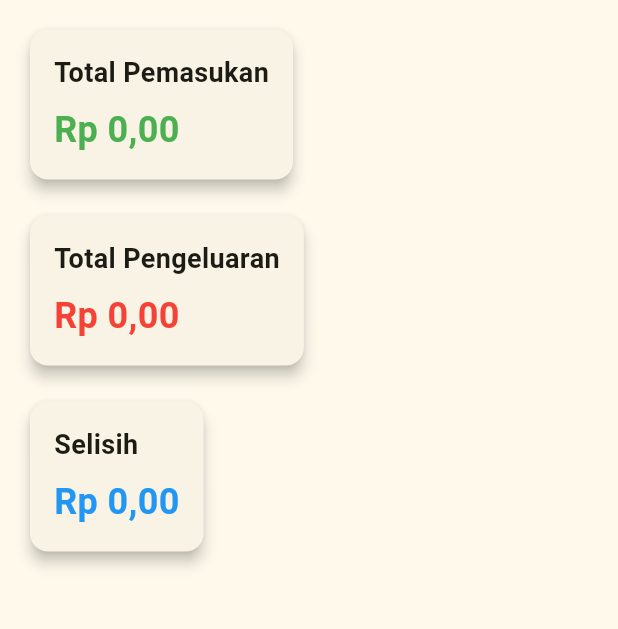
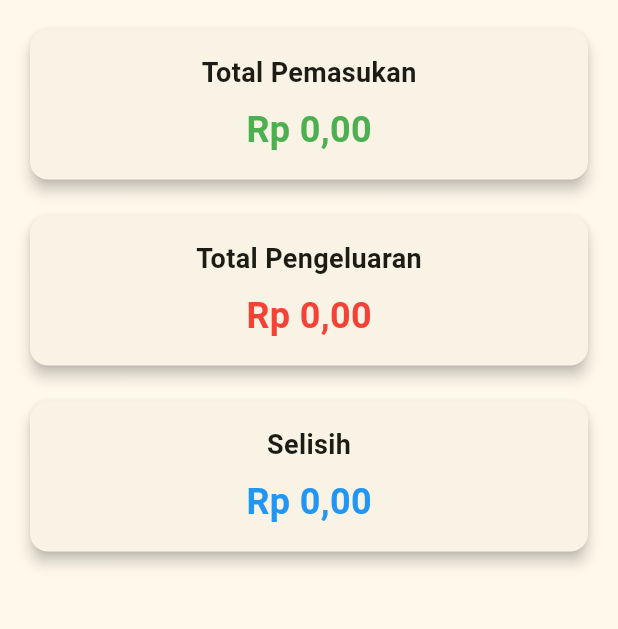
Before and after one commit to AGUN1505/apk-catatan, a Flutter app: the screen it shows after launch, tab 4 chosen, on a phone screen of 412 x 824 dp, the part 197-826 px from its top. Run offline on Flutter 3.47's test engine with Material 3 defaults, Android fonts, the phone set to English and light mode, and no system bars; our stand-ins replace sqflite; accounts and stored records are empty.

Commit message:
memperbaiki posisi card

```diff
--- a/lib/selisih/page_selisih.dart
+++ b/lib/selisih/page_selisih.dart
@@ -38,12 +38,14 @@ class _PageSelisihState extends State<PageSelisih> {
         onRefresh: _loadData,
         child: SingleChildScrollView(
           physics: AlwaysScrollableScrollPhysics(),
+          child: Center(
             child: Padding(
               padding: const EdgeInsets.all(16.0),
               child: Column(
-              crossAxisAlignment: CrossAxisAlignment.start,
+                mainAxisAlignment: MainAxisAlignment.center,
                 children: [
-                _buildInfoCard('Total Pemasukan', totalPemasukan, Colors.green),
+                  _buildInfoCard(
+                      'Total Pemasukan', totalPemasukan, Colors.green),
                   SizedBox(height: 16),
                   _buildInfoCard(
                       'Total Pengeluaran', totalPengeluaran, Colors.red),
@@ -55,17 +57,20 @@ class _PageSelisihState extends State<PageSelisih> {
             ),
           ),
         ),
+      ),
     );
   }
 
   Widget _buildInfoCard(String title, int amount, Color color) {
-    return Card(
+    return Container(
+      width: double.infinity,
+      child: Card(
         elevation: 4,
         shape: RoundedRectangleBorder(borderRadius: BorderRadius.circular(12)),
         child: Padding(
           padding: const EdgeInsets.all(16.0),
           child: Column(
-          crossAxisAlignment: CrossAxisAlignment.start,
+            crossAxisAlignment: CrossAxisAlignment.center,
             children: [
               Text(title,
                   style: TextStyle(fontSize: 18, fontWeight: FontWeight.bold)),
@@ -78,6 +83,7 @@ class _PageSelisihState extends State<PageSelisih> {
             ],
           ),
         ),
+      ),
     );
   }
 }
```
Lines whose indentation alone changed are shown as unchanged.
